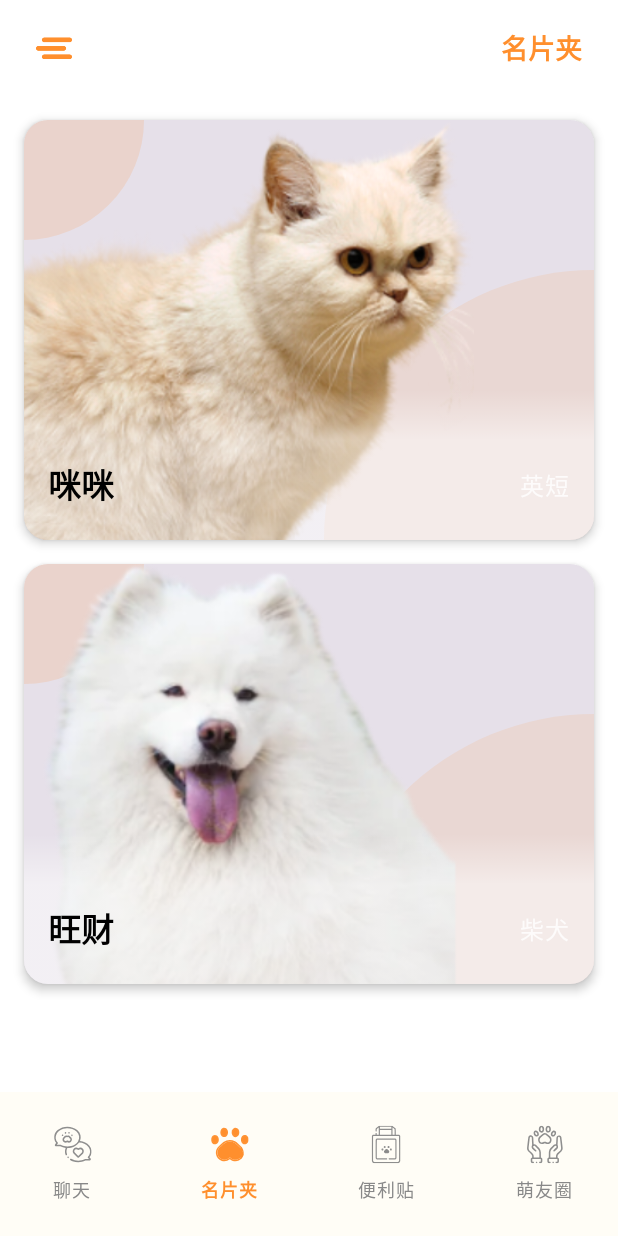
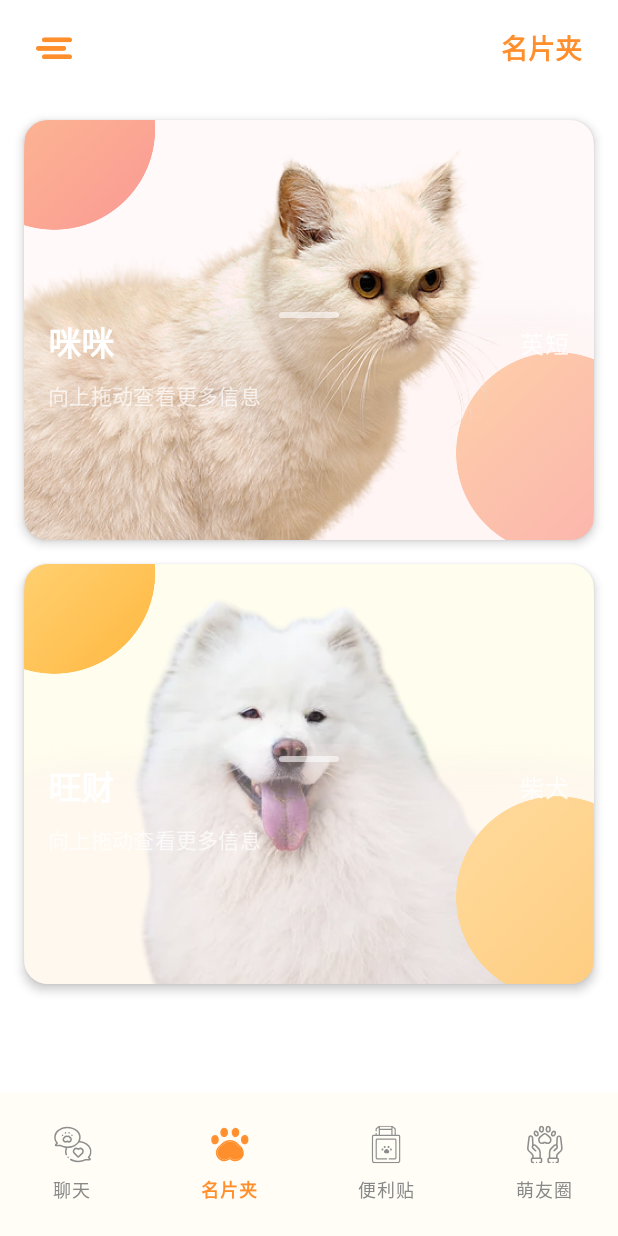
Before and after one commit to POLARIS0824/PetChat, an Android app built with Jetpack Compose: the screen it shows after launch (MainActivity), item 2 of the bottom bar chosen, on a phone screen of 412 x 824 dp. Run offline under Robolectric (Android 15) with nearby library versions, the phone set to English and light mode, and no system bars; our stand-ins replace Room's generated code; 2 statements that could not run were skipped.

Commit message:
BIG update is coming

```diff
--- a/app/src/main/java/com/example/chat/MainActivity.kt
+++ b/app/src/main/java/com/example/chat/MainActivity.kt
@@ -57,6 +57,7 @@ import androidx.compose.foundation.Canvas
 import androidx.compose.foundation.background
 import androidx.compose.foundation.border
 import androidx.compose.foundation.clickable
+import androidx.compose.foundation.gestures.detectDragGestures
 import androidx.compose.foundation.interaction.MutableInteractionSource
 import androidx.compose.material.icons.filled.Menu
 import androidx.compose.material.icons.filled.Settings
@@ -76,15 +77,19 @@ import androidx.compose.ui.draw.rotate
 import androidx.compose.ui.geometry.Offset
 import androidx.compose.ui.graphics.Brush
 import androidx.compose.ui.graphics.Path
+import androidx.compose.ui.input.pointer.pointerInput
 import androidx.compose.ui.layout.ContentScale
+import androidx.compose.ui.platform.LocalDensity
 import androidx.compose.ui.text.font.FontWeight
 import androidx.compose.ui.text.input.ImeAction
+import androidx.compose.ui.unit.IntOffset
 import androidx.compose.ui.unit.sp
 import androidx.compose.ui.zIndex
 import androidx.core.content.contentValuesOf
 import com.example.chat.ui.social.SocialScreen
 import com.example.chat.viewmodel.CardsViewModel
 import kotlinx.coroutines.delay
+import kotlin.math.roundToInt
 
 class MainActivity : ComponentActivity() {
     private val requestPermissionLauncher: ActivityResultLauncher<String> = registerForActivityResult(
@@ -1029,6 +1034,20 @@ fun PetList(pets: List<com.example.chat.model.Pet>, modifier: Modifier = Modifie
 
 @Composable
 fun PetCard(pet: com.example.chat.model.Pet) {
+    // 记录拖拽状态
+    var offsetY by remember { mutableStateOf(0f) }
+    // 定义最大拖拽距离
+    val maxDragDistance = 200.dp
+    // 使用LocalDensity获取density转换器
+    val density = LocalDensity.current
+    // 计算初始偏移量
+    val initialOffset = with(density) { maxDragDistance.toPx() * 6 / 10 }
+
+    // 初始化偏移量
+    LaunchedEffect(Unit) {
+        offsetY = initialOffset
+    }
+
     Card(
         modifier = Modifier
             .fillMaxWidth()
@@ -1036,65 +1055,56 @@ fun PetCard(pet: com.example.chat.model.Pet) {
         shape = RoundedCornerShape(16.dp),
         elevation = CardDefaults.cardElevation(defaultElevation = 4.dp)
     ) {
-        Box(modifier = Modifier.fillMaxSize()) {
-            // 左上角的橙色圆点装饰
-            Canvas(
+        Box(
             modifier = Modifier
-                    .size(60.dp)
-                    .align(Alignment.TopStart)
-            ) {
-                drawCircle(
-                    color = Color(255, 143, 45, 40),
-                    radius = 80.dp.toPx(),
-                    center = Offset(0f, 0f)
+                .fillMaxSize()
+                .pointerInput(Unit) {
+                    detectDragGestures(
+                        onDragEnd = {
+                            // 拖拽结束时，根据拖拽距离决定是否回弹
+                            offsetY = if (offsetY > initialOffset / 2) {
+                                initialOffset // 回弹到初始位置
+                            } else {
+                                0f // 保持完全展开
+                            }
+                        },
+                        onDrag = { change, dragAmount ->
+                            change.consume()
+                            // 限制拖拽范围在0到初始偏移量之间
+                            offsetY = (offsetY + dragAmount.y).coerceIn(0f, initialOffset)
+                        }
                     )
                 }
-
-            // 右下角的橙色圆点装饰
-            Canvas(
-                modifier = Modifier
-                    .size(80.dp)
-                    .align(Alignment.BottomEnd)
         ) {
-                drawCircle(
-                    color = Color(255, 143, 45, 30),
-                    radius = 180.dp.toPx(),
-                    center = Offset(size.width, size.height)
-                )
-            }
-
-            // 背景图片
+            // 底层图片 - 宠物图片
             Image(
                 painter = painterResource(id = pet.imageRes),
                 contentDescription = "Pet Image",
-                modifier = Modifier.size(300.dp),
+                modifier = Modifier.fillMaxSize(),
                 contentScale = ContentScale.Crop
             )
 
-            // 毛玻璃效果底层
+            // 上层图片 - 可以是宠物的另一张照片或信息卡片背景
             Box(
                 modifier = Modifier
-                    .align(Alignment.BottomCenter)
                     .fillMaxWidth()
-                    .height(100.dp) // 固定高度
-                    .background(
-                        brush = Brush.verticalGradient(
-                            colors = listOf(
-                                Color.Transparent,
-                                Color.White.copy(alpha = 0.5f)
-                            ),
-                            startY = 0f,
-                            endY = 50f
-                        )
-                    )
-                    .blur(radius = 20.dp) // 增加模糊半径
+                    .fillMaxHeight()
+                    .offset { IntOffset(0, offsetY.roundToInt()) }
+            ) {
+                // 使用blur图片作为背景
+                Image(
+                    painter = painterResource(id = R.drawable.blur),
+                    contentDescription = "Blur Overlay",
+                    modifier = Modifier
+                        .fillMaxSize()
+                        .blur(radius = 15.dp),
+                    contentScale = ContentScale.Crop
                 )
 
-            // 信息内容层(在毛玻璃效果之上)
+                // 宠物信息内容
                 Column(
                     modifier = Modifier
-                    .align(Alignment.BottomCenter)
-                    .fillMaxWidth()
+                        .fillMaxSize()
                         .padding(horizontal = 16.dp, vertical = 12.dp)
                 ) {
                     // 名字和品种行
@@ -1107,7 +1117,7 @@ fun PetCard(pet: com.example.chat.model.Pet) {
                             text = pet.name,
                             style = MaterialTheme.typography.titleLarge,
                             fontWeight = FontWeight.Bold,
-                        color = Color.Black // 确保文字在毛玻璃背景上清晰可见
+                            color = Color.White
                         )
                         Text(
                             text = pet.breed,
@@ -1118,7 +1128,71 @@ fun PetCard(pet: com.example.chat.model.Pet) {
 
                     Spacer(modifier = Modifier.height(8.dp))
 
-                // 其他信息...
+                    // 宠物描述
+                    Text(
+                        text = "向上拖动查看更多信息",
+                        style = MaterialTheme.typography.bodyMedium,
+                        color = Color.White.copy(alpha = 0.7f)
+                    )
+
+                    // 额外信息区域 - 只有在拖拽时才会显示
+                    AnimatedVisibility(
+                        visible = offsetY < -50f,
+                        enter = fadeIn() + expandVertically(),
+                        exit = fadeOut() + shrinkVertically()
+                    ) {
+                        Column(
+                            modifier = Modifier
+                                .fillMaxWidth()
+                                .padding(top = 16.dp)
+                        ) {
+                            Text(
+                                text = "年龄: ${pet.age}岁",
+                                style = MaterialTheme.typography.bodyLarge,
+                                color = Color.White
+                            )
+
+                            Spacer(modifier = Modifier.height(8.dp))
+
+//                            Text(
+//                                text = "性格: ${pet.personality}",
+//                                style = MaterialTheme.typography.bodyLarge,
+//                                color = Color.White
+//                            )
+
+                            Spacer(modifier = Modifier.height(8.dp))
+
+//                            Text(
+//                                text = "喜好: ${pet.likes}",
+//                                style = MaterialTheme.typography.bodyLarge,
+//                                color = Color.White
+//                            )
+
+                            Spacer(modifier = Modifier.height(16.dp))
+
+                            Button(
+                                onClick = { /* 查看详情 */ },
+                                colors = ButtonDefaults.buttonColors(
+                                    containerColor = Color.White,
+                                    contentColor = Color(255, 143, 45)
+                                ),
+                                modifier = Modifier.align(Alignment.CenterHorizontally)
+                            ) {
+                                Text("查看详情")
+                            }
+                        }
+
+                    }
+                }
+
+                // 拖拽指示器
+                Box(
+                    modifier = Modifier
+                        .align(Alignment.TopCenter)
+                        .padding(top = 8.dp)
+                        .size(width = 40.dp, height = 4.dp)
+                        .background(Color.White.copy(alpha = 0.6f), RoundedCornerShape(2.dp))
+                )
             }
         }
     }
--- a/app/src/main/java/com/example/chat/model/Pet.kt
+++ b/app/src/main/java/com/example/chat/model/Pet.kt
@@ -4,6 +4,8 @@ data class Pet(
     val name: String,
     val status: String,
     val imageRes: Int,
+    val initalRes: Int,
+    val finalRes: Int,
     val breed: String,     // 品种
     val age: String,       // 年龄
     val gender: String     // 性别
--- a/app/src/main/java/com/example/chat/viewmodel/CardsViewModel.kt
+++ b/app/src/main/java/com/example/chat/viewmodel/CardsViewModel.kt
@@ -23,7 +23,9 @@ class CardsViewModel : ViewModel() {
                     Pet(
                         name = "咪咪",
                         status = "可爱的猫咪",
-                        imageRes = R.drawable.cat1,
+                        imageRes = R.drawable.card_cat,
+                        initalRes = R.drawable.card_cat_inital,
+                        finalRes = R.drawable.card_cat_final,
                         breed = "英短",
                         age = "2岁",
                         gender = "母"
@@ -31,7 +33,9 @@ class CardsViewModel : ViewModel() {
                     Pet(
                         name = "旺财",
                         status = "活泼的狗狗",
-                        imageRes = R.drawable.dog1,
+                        imageRes = R.drawable.card_dog,
+                        initalRes = R.drawable.card_dog_inital,
+                        finalRes = R.drawable.card_dog_final,
                         breed = "柴犬",
                         age = "1岁",
                         gender = "公"
```
Also changed, not shown: app/src/main/java/com/example/chat/test.kt (added, +234 -0 lines), app/src/main/res/drawable/blur.png (added), app/src/main/res/drawable/card_cat.png (added), app/src/main/res/drawable/card_cat_final.png (added), app/src/main/res/drawable/card_cat_inital.png (added), app/src/main/res/drawable/card_dog.png (added), app/src/main/res/drawable/card_dog_final.png (added), app/src/main/res/drawable/card_dog_inital.png (added). Lines whose indentation alone changed are shown as unchanged.
